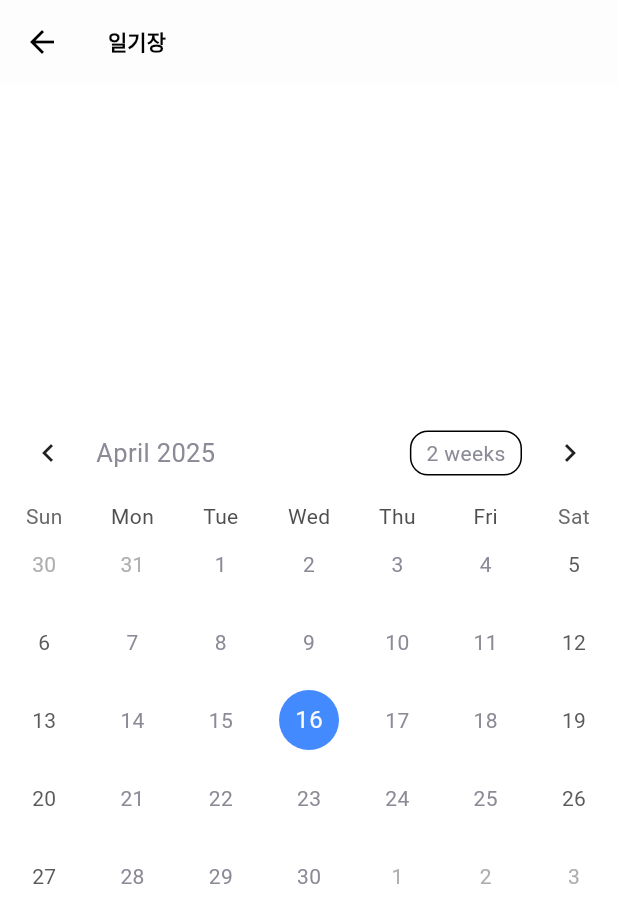
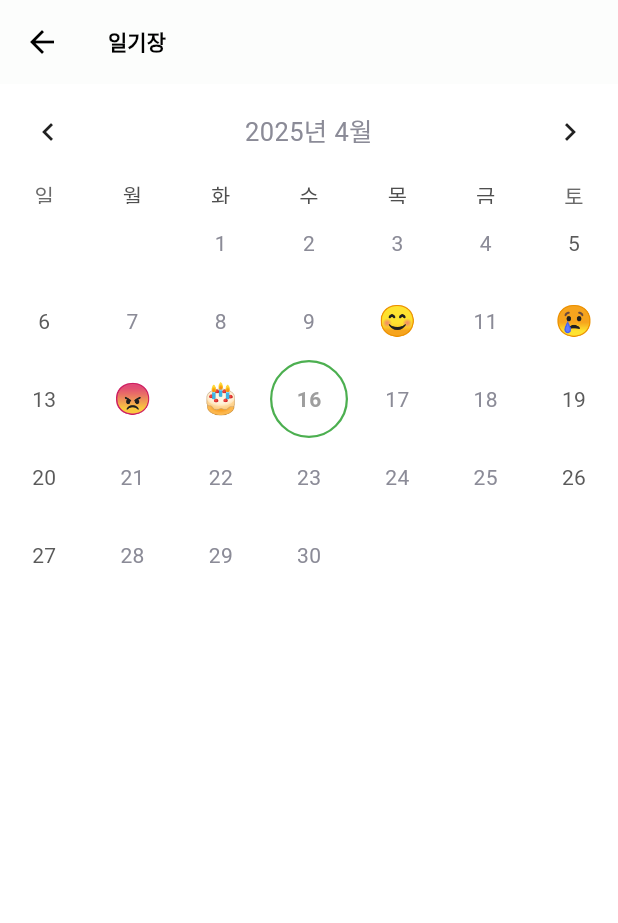
Before and after one commit to Eunverpool/SarangBang, a Flutter app: the DiaryPage screen opened by its route, on a phone screen of 412 x 824 dp. Shown: the top 923 px of the screen. Run offline on Flutter 3.47's test engine with Material 3 defaults, Android fonts, the phone set to English and light mode, and no system bars; drawn by our look-alikes of table_calendar; our stand-ins replace cached_network_image, flutter_credit_card, flutter_svg, form_field_validator; network calls fail; Roboto replaces fonts that are missing (Gilroy).

Commit message:
0416_0436_hosik 일기 경로 추가 및 캘린더 기초틀 구현

```diff
--- a/lib/main.dart
+++ b/lib/main.dart
@@ -4,8 +4,11 @@ import 'core/routes/app_routes.dart';
 import 'core/routes/on_generate_route.dart';
 import 'core/themes/app_themes.dart';
 
+// 국제화 기능
+import 'package:intl/date_symbol_data_local.dart';
+
 void main() {
-  runApp(const MyApp());
+  initializeDateFormatting().then((_) => runApp(const MyApp()));
 }
 
 class MyApp extends StatelessWidget {
--- a/lib/views/diary/components/calendar.dart
+++ b/lib/views/diary/components/calendar.dart
@@ -1,21 +1,147 @@
 import 'package:flutter/material.dart';
 import 'package:table_calendar/table_calendar.dart';
 
-class DiaryCalendar extends StatelessWidget {
+import '../data/diary_data.dart';
+
+class DiaryCalendar extends StatefulWidget {
   const DiaryCalendar({super.key});
 
   @override
+  State<DiaryCalendar> createState() => _DiaryCalendarState();
+}
+
+class _DiaryCalendarState extends State<DiaryCalendar> {
+  // 현재 보고 있는 날짜
+  DateTime _focusedDay = DateTime.now();
+
+  // 유저가 선택한 날짜 (터치 시 변경)
+  DateTime? _selectedDay;
+
+  @override
   Widget build(BuildContext context) {
-    return TableCalendar(
-      firstDay: DateTime.utc(2010, 10, 16),
-      lastDay: DateTime.utc(2030, 3, 14),
-      focusedDay: DateTime.now(),
-      calendarStyle: const CalendarStyle(
-        todayDecoration: BoxDecoration(
-          color: Colors.blueAccent,
-          shape: BoxShape.circle,
-        ),
-      ),
+    return Column(
+      children: [
+
+        /// 📅 감정 이모지가 적용된 커스터마이징 캘린더
+        TableCalendar(
+          firstDay: DateTime.utc(2020, 1, 1),     // 시작 날짜
+          lastDay: DateTime.utc(2030, 12, 31),    // 종료 날짜
+          locale: 'ko-KR',                        // 한글 로케일 설정
+          focusedDay: _focusedDay,                // 현재 보여주는 월 기준 날짜
+
+          // 선택된 날짜인지 여부 체크
+          selectedDayPredicate: (day) => isSameDay(_selectedDay, day),
+
+          // 날짜 클릭 시 선택 상태 갱신
+          onDaySelected: (selected, focused) {
+            setState(() {
+              _selectedDay = selected;
+              _focusedDay = focused;
+            });
+          },
+
+          /// 캘린더 헤더 스타일 (연/월만 중앙 정렬)
+          headerStyle: const HeaderStyle(
+            formatButtonVisible: false,
+            titleCentered: true,
+            leftChevronVisible: true,
+            rightChevronVisible: true,
+          ),
+
+          /// 기본 날짜 스타일 지정
+          calendarStyle: CalendarStyle(
+            outsideDaysVisible: false,
+            todayDecoration: BoxDecoration(
+              color: Colors.transparent,
+              shape: BoxShape.circle,
+              border: Border.all(color: Colors.green, width: 1.5),
+            ),
+            todayTextStyle: TextStyle(
+              fontWeight: FontWeight.bold,
+              color: Colors.grey,
+            ),
+          ),
+
+          /// 날짜 셀 커스터마이징 (이모지 표시)
+          calendarBuilders: CalendarBuilders(
+            // 일반 날짜
+            defaultBuilder: (context, day, _) {
+              final emoji = emotionEmoji[DateTime.utc(day.year, day.month, day.day)];
+              if (emoji != null) {
+                return Center(child: Text(emoji, style: const TextStyle(fontSize: 20)));
+              }
+              return null; // 기본 숫자 표시
+            },
+
+            // 오늘 날짜
+            todayBuilder: (context, day, _) {
+              final emoji = emotionEmoji[DateTime.utc(day.year, day.month, day.day)];
+              return Container(
+                decoration: BoxDecoration(
+                  shape: BoxShape.circle,
+                  border: Border.all(color: Colors.green, width: 1.5),
+                ),
+                alignment: Alignment.center,
+                child: Text(
+                  emoji ?? '${day.day}',
+                  style: const TextStyle(fontWeight: FontWeight.bold, color: Colors.grey),
+                ),
+              );
+            },
+
+            // 선택된 날짜
+            selectedBuilder: (context, day, _) {
+              final emoji = emotionEmoji[DateTime.utc(day.year, day.month, day.day)];
+              return Container(
+                decoration: const BoxDecoration(
+                  shape: BoxShape.circle,
+                  color: Colors.green,
+                ),
+                alignment: Alignment.center,
+                child: Text(
+                  emoji ?? '${day.day}',
+                  style: const TextStyle(fontWeight: FontWeight.bold, color: Colors.white),
+                ),
+              );
+            },
+          ),
+        ), // TableCalendar
+
+        const SizedBox(height: 20),
+
+        /// 📌 선택된 날짜의 일기 요약 표시 (제목 한 줄)
+        if (_selectedDay != null &&
+            diarySummary.containsKey(DateTime.utc(
+              _selectedDay!.year,
+              _selectedDay!.month,
+              _selectedDay!.day,
+            )))
+          GestureDetector(
+            onTap: () {
+              // 일일 보고서 페이지 연결 (현재는 스낵바로 대체)
+              final summary = diarySummary[DateTime.utc(
+                _selectedDay!.year,
+                _selectedDay!.month,
+                _selectedDay!.day,
+              )];
+              ScaffoldMessenger.of(context).showSnackBar(
+                SnackBar(content: Text('일일보고서 보기: $summary')),
+              );
+            },
+            child: Padding(
+              padding: const EdgeInsets.all(12.0),
+              child: Text(
+                diarySummary[DateTime.utc(
+                  _selectedDay!.year,
+                  _selectedDay!.month,
+                  _selectedDay!.day,
+                )]!,
+                style: const TextStyle(fontSize: 16, fontWeight: FontWeight.bold),
+              ),
+            ),
+          ),
+      ],
     );
+
   }
 }
--- /dev/null
+++ b/lib/views/diary/data/diary_data.dart
@@ -0,0 +1,15 @@
+/// 날짜별 감정 이모지
+final Map<DateTime, String> emotionEmoji = {
+  DateTime.utc(2025, 4, 10): '😊',
+  DateTime.utc(2025, 4, 12): '😢',
+  DateTime.utc(2025, 4, 14): '😠',
+  DateTime.utc(2025, 4, 15): '🎂',
+};
+
+/// 날짜별 일기 요약 제목
+final Map<DateTime, String> diarySummary = {
+  DateTime.utc(2025, 4, 10): '😊 오늘은 산책하며 기분 좋았어요',
+  DateTime.utc(2025, 4, 12): '😢 혼자 있어서 좀 외로웠던 하루',
+  DateTime.utc(2025, 4, 14): '😠 일이 안 풀려서 스트레스',
+  DateTime.utc(2025, 4, 15): '🎂 생일 파티로 행복한 하루!',
+};
--- a/lib/views/diary/diary_page.dart
+++ b/lib/views/diary/diary_page.dart
@@ -1,10 +1,14 @@
 import 'package:flutter/material.dart';
 import '../diary/components/calendar.dart';
 
-class DiaryPage extends StatelessWidget {
-
+class DiaryPage extends StatefulWidget {
   const DiaryPage({super.key});
 
+  @override
+  State<DiaryPage> createState() => _DiaryPageState();
+}
+
+class _DiaryPageState extends State<DiaryPage> {
   @override
   Widget build(BuildContext context) {
     return Scaffold(
@@ -12,8 +16,10 @@ class DiaryPage extends StatelessWidget {
         title: const Text('일기장'),
       ),
       body: const Center(
+
         child: DiaryCalendar(), // 컴포넌트 사용
       ),
+
     );
   }
 }
--- a/lib/views/entrypoint/entrypoint_ui.dart
+++ b/lib/views/entrypoint/entrypoint_ui.dart
@@ -11,6 +11,8 @@ import '../menu/menu_page.dart';
 import '../profile/profile_page.dart';
 import '../save/save_page.dart';
 import 'components/app_navigation_bar.dart';
+
+import '../diary/diary_page.dart';
 
 /// This page will contain all the bottom navigation tabs
 class EntryPointUI extends StatefulWidget {
@@ -33,7 +35,7 @@ class _EntryPointUIState extends State<EntryPointUI> {
   /// All the pages
   List<Widget> pages = [
     const HomePage(),
-    const MenuPage(),
+    const DiaryPage(),
     const CartPage(isHomePage: true),
     const SavePage(isHomePage: false),
     const ProfilePage(),
```
